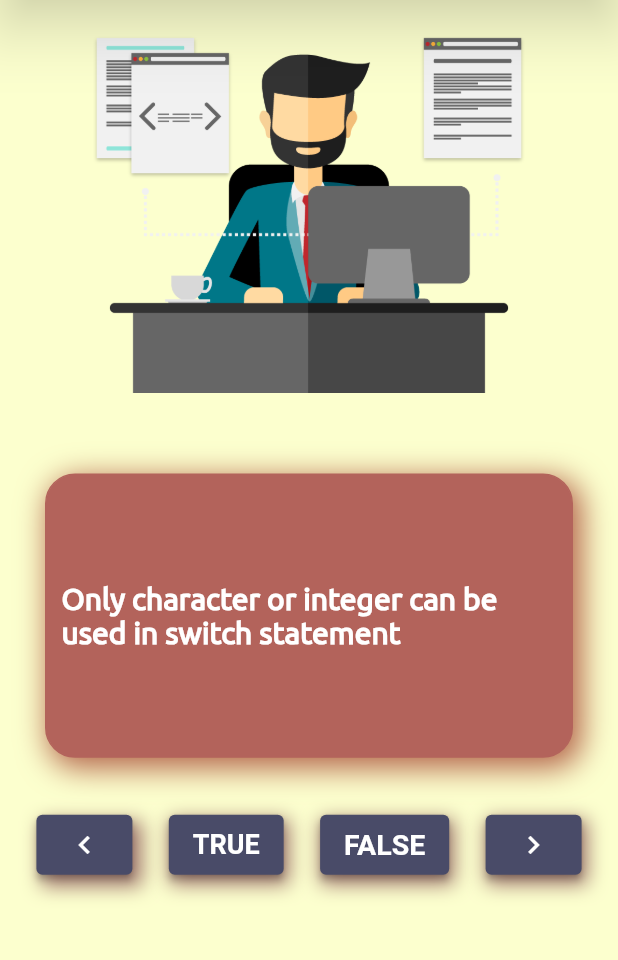
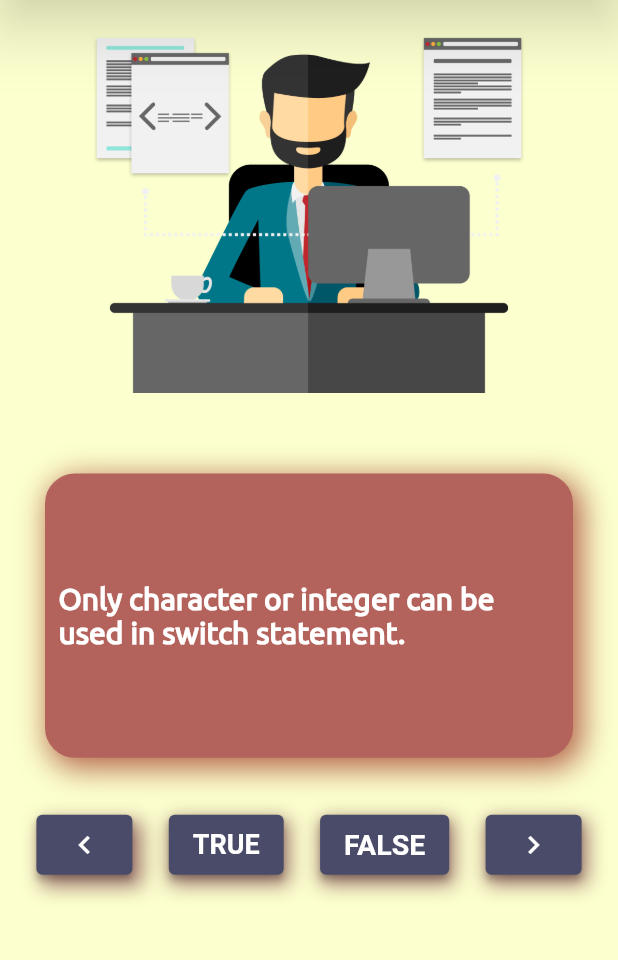
Before and after one commit to GrooveLinx/CodeQuiz-App, a Flutter app: the screen it shows after launch, after a tap on "Start Quiz", on a phone screen of 412 x 824 dp, the part 117-1077 px from its top. Run offline on Flutter 3.47's test engine with Material 2 defaults, Android fonts, the phone set to English and light mode, and no system bars; our stand-ins replace font_awesome_flutter.

Commit message:
#issue1 fixed

```diff
--- a/lib/Database/temp-db.dart
+++ b/lib/Database/temp-db.dart
@@ -2,7 +2,7 @@ import 'package:code_quiz_app/models/questions.dart';
 
 List<Question> questionBank = [
   Question(
-      questionText: 'Only character or integer can be used in switch statement',
+      questionText: 'Only character or integer can be used in switch statement.',
       isCorrect: false),
   Question(
       questionText: 'The return type of malloc function is void.',
--- a/lib/pages/home-page.dart
+++ b/lib/pages/home-page.dart
@@ -34,7 +34,7 @@ class _HomePage extends State<HomePage> {
         height: MediaQuery.of(context).size.height * 0.23,
         child: Center(
             child: Padding(
-          padding: EdgeInsets.all(10.0),
+          padding: EdgeInsets.all(8.0),
           child: Text(
             questionBank[_currentIndex % questionBank.length].questionText,
             style: TextStyle(
--- a/lib/pages/welcome_page.dart
+++ b/lib/pages/welcome_page.dart
@@ -10,31 +10,31 @@ class _WelcomePageState extends State<WelcomePage> {
   @override
   Widget build(BuildContext context) {
     return Scaffold(
-        backgroundColor: Color(0xFF442C3E),
+       backgroundColor: Color(0xFF442C3E),
         body: Center(
           child: Column(
             mainAxisAlignment: MainAxisAlignment.center,
             children: [
               Container(
-                height: MediaQuery.of(context).size.height * 0.28,
+                height: MediaQuery.of(context).size.height * 0.25,
                 width: MediaQuery.of(context).size.width * 0.7,
                   child: Container(
                     child: Text(
                       'Test your programming and coding skills with quizzes!!!'
                     '\n''\n'
-                    'Prepare yourself for the job interview! ',
+                    'Prepare yourself for''\n'' the job interview! ',
                       textAlign: TextAlign.center,
                       style: TextStyle(
                         fontFamily: 'Kufam',
                           color: Colors.white,
-                          fontSize: 22,
+                          fontSize: 20,
                           fontWeight: FontWeight.w600),
                     ),
                   ),
                 ),
-              SizedBox(
-                height: MediaQuery.of(context).size.height * .02,
-              ),
+              // SizedBox(
+              //   height: MediaQuery.of(context).size.height * .01,
+              // ),
               GestureDetector(
                   child: Container(
                     height: MediaQuery.of(context).size.height * 0.10,
--- a/pubspec.yaml
+++ b/pubspec.yaml
@@ -30,6 +30,7 @@ dependencies:
   cupertino_icons: ^1.0.2
   font_awesome_flutter: ^8.12.0
   url_launcher: ^6.0.2
+  flutter_launcher_icons: ^0.9.0
 
 dev_dependencies:
   flutter_test:
```
Also changed, not shown: lib/pages/developers-page.dart (+8 -5 lines), pubspec.lock, 7 other files.
